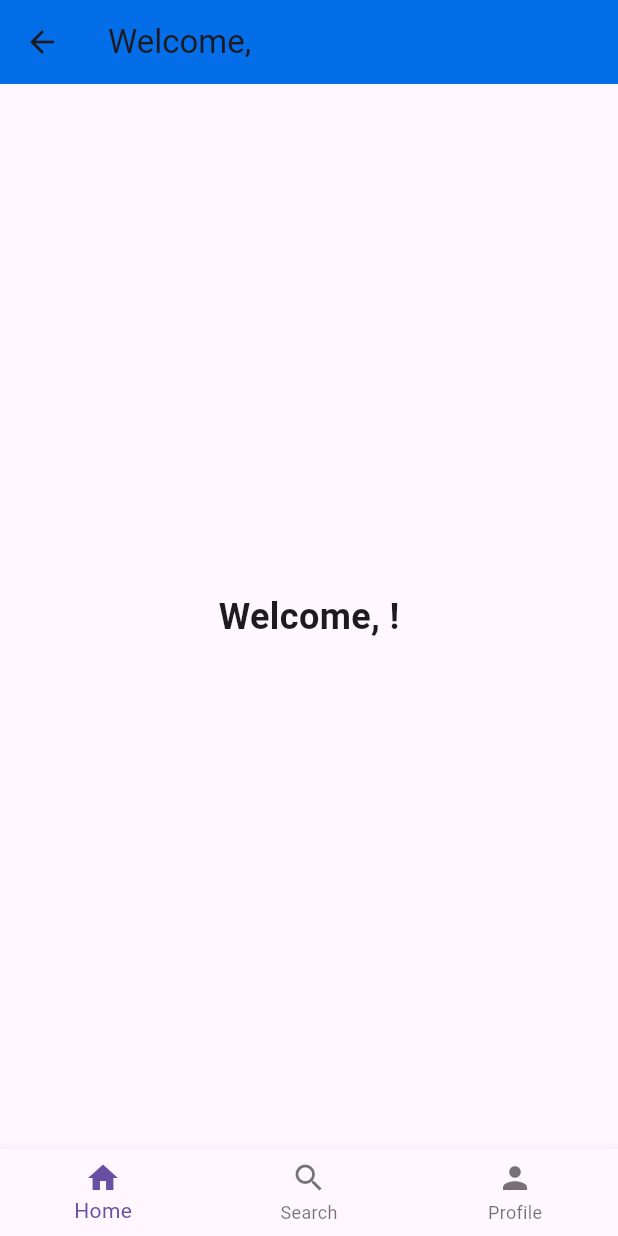
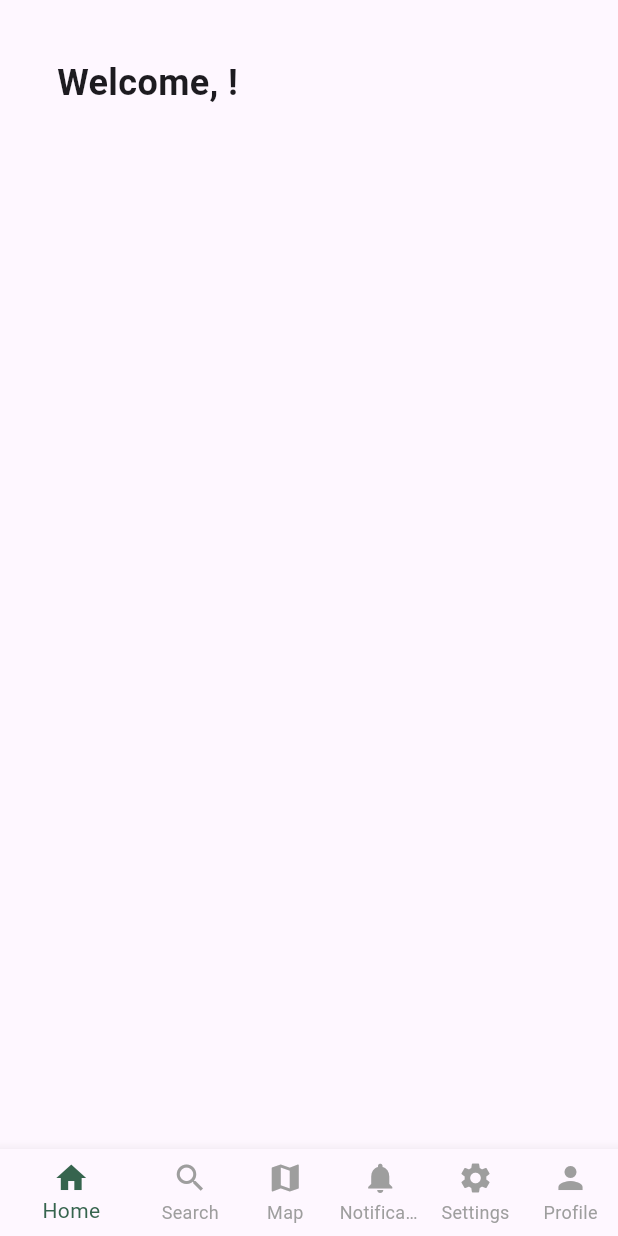
Before and after one commit to Reagandennis/google_submission, a Flutter app: the Homepage screen opened directly with empty values, on a phone screen of 412 x 824 dp. Run offline on Flutter 3.47's test engine with Material 3 defaults, Android fonts, the phone set to English and light mode, and no system bars.

Commit message:
add the button navbar and welcome picks the username

```diff
--- a/lib/screens/HomePage.dart
+++ b/lib/screens/HomePage.dart
@@ -8,17 +8,25 @@ class Homepage extends StatelessWidget {
   @override
   Widget build(BuildContext context) {
     return Scaffold(
-      appBar: AppBar(
-        title: Text("Welcome, $username"),
-        backgroundColor: Color.fromARGB(255, 4, 110, 232),
-      ),
-      body: Center(
-        child: Text(
-          "Welcome, $username!",
-          style: TextStyle(fontSize: 24, fontWeight: FontWeight.bold),
-        ),
+      body: Column(
+        crossAxisAlignment: CrossAxisAlignment.start,
+        children: [
+          Padding(
+            padding: const EdgeInsets.all(30.0),
+            child: Padding(
+              padding: const EdgeInsets.all(8.0),
+              child: Text(
+                "Welcome, $username!",
+                style: TextStyle(fontSize: 24, fontWeight: FontWeight.bold),
+              ),
+            ),
+          ),
+        ],
       ),
       bottomNavigationBar: BottomNavigationBar(
+        backgroundColor: Colors.white,
+        selectedItemColor: const Color.fromARGB(255, 54, 100, 78),
+        unselectedItemColor: Colors.grey,
         items: const [
           BottomNavigationBarItem(
             icon: Icon(Icons.home),
@@ -29,10 +37,24 @@ class Homepage extends StatelessWidget {
             label: 'Search',
           ),
           BottomNavigationBarItem(
+            icon: Icon(Icons.map),
+            label: 'Map',
+          ),
+          BottomNavigationBarItem(
+            icon: Icon(Icons.notifications),
+            label: 'Notifications',
+          ),
+          BottomNavigationBarItem(
+            icon: Icon(Icons.settings),
+            label: 'Settings',
+            ),
+          BottomNavigationBarItem(
             icon: Icon(Icons.person),
             label: 'Profile',
           ),
         ],
+        showSelectedLabels: true,
+        showUnselectedLabels: true,
         onTap: (int index) {
           // Handle navigation logic here
         },
--- a/lib/screens/LoginPage.dart
+++ b/lib/screens/LoginPage.dart
@@ -28,7 +28,7 @@ class _LoginPageState extends State<LoginPage> {
     );
 
     if (response.statusCode == 200 && response.body == 'Login successful') {
-      Navigator.push(
+      Navigator.pushReplacement(
         context,
         MaterialPageRoute(builder: (context) => Homepage(username: _usernameController.text)),
       );
```
